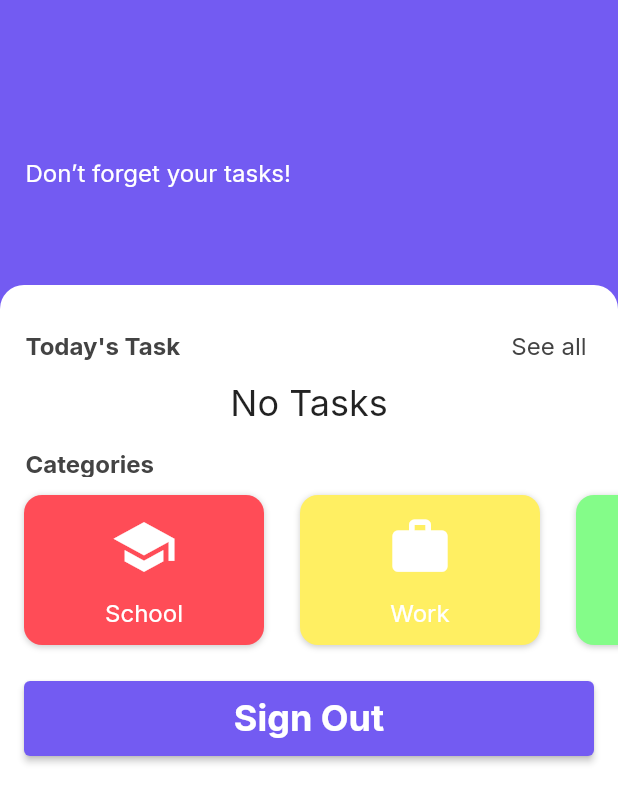
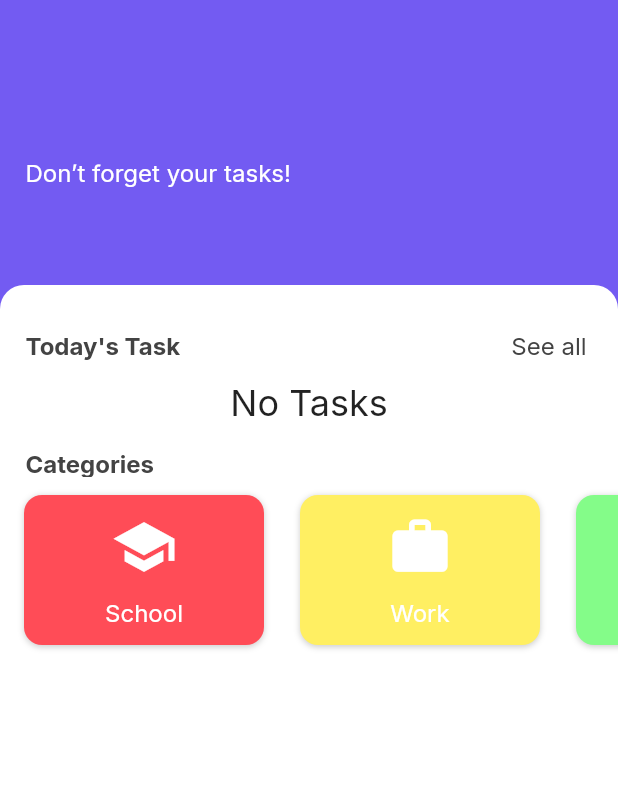
Before and after one commit to maodaaa/do-with-me, a Flutter app: the screen it shows once a user with an empty profile is signed in, on a phone screen of 412 x 824 dp. Shown: the top 803 px of the screen. Run offline on Flutter 3.47's test engine with Material 2 defaults, Android fonts, the light colour scheme and no system bars; our stand-ins replace auto_size_text, awesome_notifications, cloud_firestore, firebase_auth, firebase_core, firebase_storage and 6 more; missing offline and left inert: circle_bottom_navigation_bar; accounts and stored records are empty.

Commit message:
delete logout button from home

```diff
--- a/lib/home_screen/home_screen.dart
+++ b/lib/home_screen/home_screen.dart
@@ -357,24 +357,6 @@ class _HomeScreenState extends State<HomeScreen> {
                             ),
                           ),
                         ),
-                        Padding(
-                          padding: const EdgeInsets.all(16),
-                          child: SizedBox(
-                            width: double.infinity,
-                            height: 50,
-                            child: ElevatedButton(
-                              onPressed: () {
-                                auth.signOut();
-                                Navigator.pushReplacementNamed(context, SignInScreen.routeName);
-                              },
-                              style: ElevatedButton.styleFrom(
-                                backgroundColor: kPurple,
-                                textStyle: kHeading6,
-                              ),
-                              child: const Text('Sign Out'),
-                            ),
-                          ),
-                        ),
                       ],
                     ),
                   ),
```
